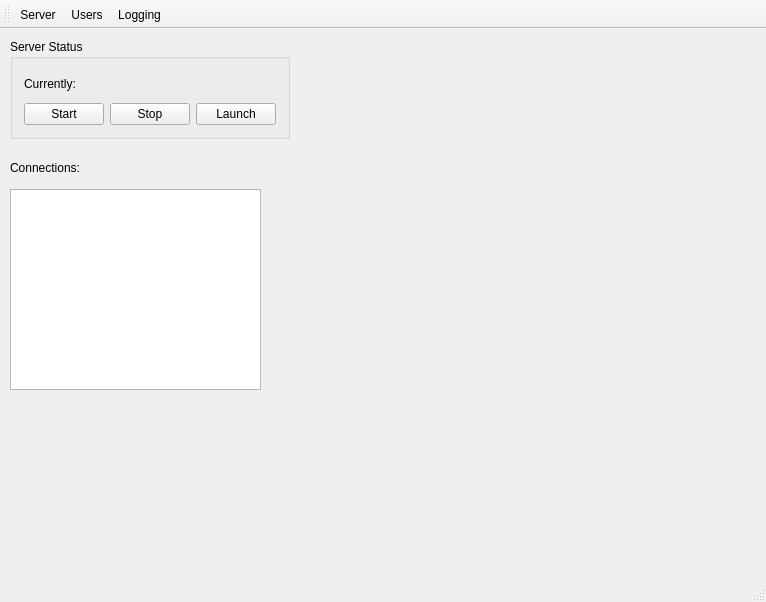
clockworkengineer/CogWheel, file CogWheelManager/cogwheelmanagermain.ui: the form before one commit.
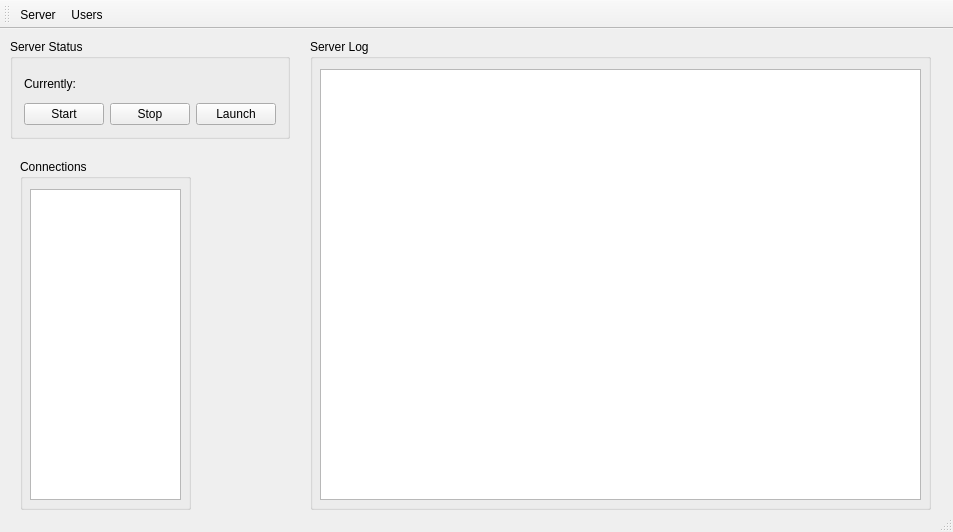
The form after the commit.

Commit message: Server log moved to main window.

What changed in the file:
```diff
--- a/CogWheelManager/cogwheelmanagermain.ui
+++ b/CogWheelManager/cogwheelmanagermain.ui
@@ -6,8 +6,8 @@
    <rect>
     <x>0</x>
     <y>0</y>
-    <width>766</width>
-    <height>602</height>
+    <width>953</width>
+    <height>532</height>
    </rect>
   </property>
   <property name="windowTitle">
@@ -64,28 +64,51 @@
      </item>
     </layout>
    </widget>
-   <widget class="QLabel" name="label_2">
+   <widget class="QGroupBox" name="groupBox_2">
+    <property name="geometry">
+     <rect>
+      <x>310</x>
+      <y>10</y>
+      <width>621</width>
+      <height>471</height>
+     </rect>
+    </property>
+    <property name="title">
+     <string>Server Log</string>
+    </property>
+    <widget class="QListView" name="logListView">
     <property name="geometry">
      <rect>
       <x>10</x>
+       <y>30</y>
+       <width>601</width>
+       <height>431</height>
+      </rect>
+     </property>
+    </widget>
+   </widget>
+   <widget class="QGroupBox" name="groupBox_3">
+    <property name="geometry">
+     <rect>
+      <x>20</x>
       <y>130</y>
-      <width>91</width>
-      <height>17</height>
+      <width>171</width>
+      <height>351</height>
      </rect>
     </property>
-    <property name="text">
-     <string>Connections:</string>
+    <property name="title">
+     <string>Connections</string>
     </property>
-   </widget>
    <widget class="QListWidget" name="connectionList">
     <property name="geometry">
      <rect>
       <x>10</x>
-      <y>160</y>
-      <width>251</width>
-      <height>201</height>
-     </rect>
-    </property>
+       <y>30</y>
+       <width>151</width>
+       <height>311</height>
+      </rect>
+     </property>
+    </widget>
    </widget>
   </widget>
   <widget class="QToolBar" name="mainToolBar">
@@ -97,7 +120,6 @@
    </attribute>
    <addaction name="actionEditServerSettings"/>
    <addaction name="actionEditUser"/>
-   <addaction name="actionLogging"/>
   </widget>
   <widget class="QStatusBar" name="statusBar"/>
   <action name="actionEditUser">
@@ -110,11 +132,6 @@
     <string>Server</string>
    </property>
   </action>
-  <action name="actionLogging">
-   <property name="text">
-    <string>Logging</string>
-   </property>
-  </action>
  </widget>
  <layoutdefault spacing="6" margin="11"/>
  <resources/>
```
Lines whose indentation alone changed are shown as unchanged. The commit also changes 7 other files.
